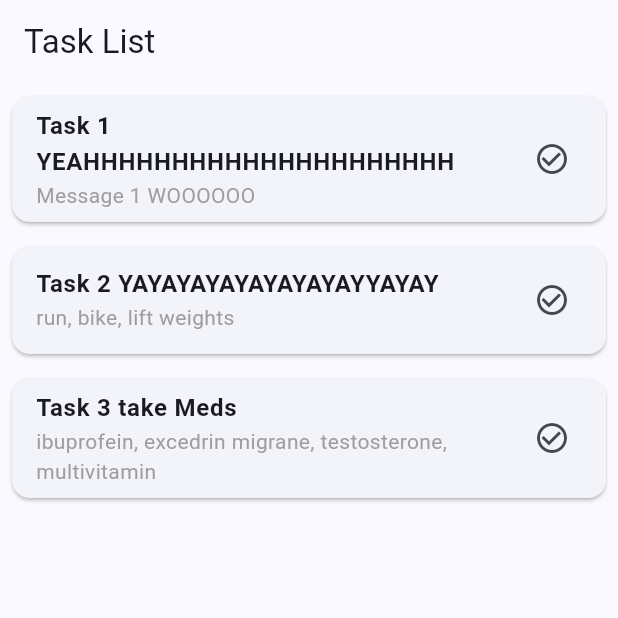
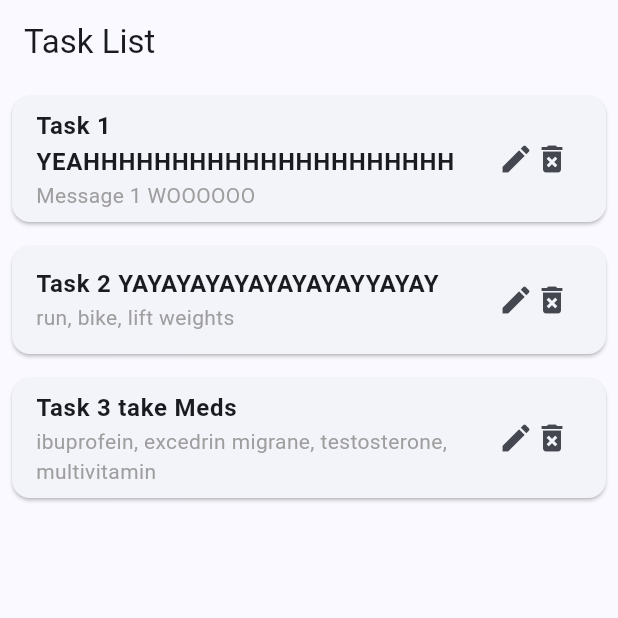
Before and after one commit to Sean-ORourke/MySpokenSchedules, a Flutter app: the screen it shows after launch, on a phone screen of 412 x 824 dp, the top half of it. Run offline on Flutter 3.47's test engine with Material 3 defaults, Android fonts, the phone set to English and light mode, and no system bars.

Commit message:
added icons for editing and deleting

```diff
--- a/my_spoken_schedules/lib/view/widgets/single_task_widget.dart
+++ b/my_spoken_schedules/lib/view/widgets/single_task_widget.dart
@@ -22,7 +22,13 @@ class SingleTaskWidget extends StatelessWidget {
               'No Message', // Provide a default value
           style: TextStyle(color: Colors.grey),
         ),
-        trailing: Icon(Icons.check_circle_outline),
+        trailing: const Row(
+          mainAxisSize: MainAxisSize.min,
+          children: [
+            Icon(Icons.mode_edit),
+            Icon(Icons.delete_forever),
+          ],
+        ),
       ),
     );
   }
```
